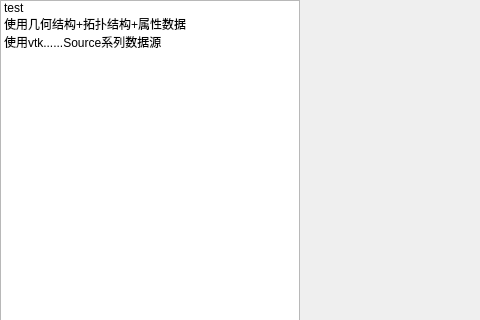
Above: Src/MainProcess/VtkDemoWidget.ui from Im-Qing/MyVtk before the change; both pictures show x 0 to 480 and y 0 to 320 of the 1097 by 602 pixel window. Below: the same form after it.
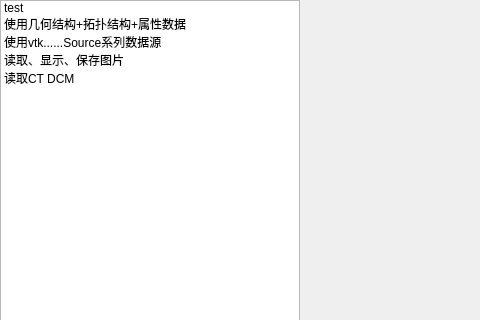
That is the form after the change.

Commit message: feat: 1. 增加ITK5.3.0; 2. 增加读取CT代码

What changed in the file:
```diff
--- a/Src/MainProcess/VtkDemoWidget.ui
+++ b/Src/MainProcess/VtkDemoWidget.ui
@@ -56,6 +56,16 @@
         <string>使用vtk......Source系列数据源</string>
        </property>
       </item>
+      <item>
+       <property name="text">
+        <string>读取、显示、保存图片</string>
+       </property>
+      </item>
+      <item>
+       <property name="text">
+        <string>读取CT DCM</string>
+       </property>
+      </item>
      </widget>
      <widget class="QWidget" name="widget" native="true">
       <layout class="QGridLayout" name="gridLayout_2">
```
The commit also changes 4 other files.
